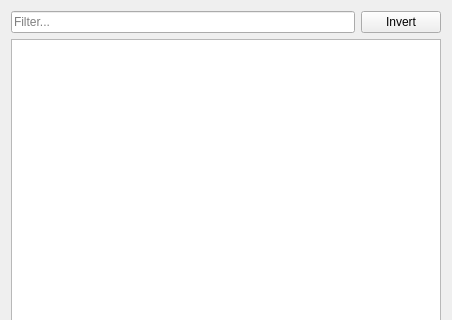
The window that src/plugins/SSHManager/sshwidget.ui (KDE/konsole) describes before a commit, drawn with Qt 5; both pictures show x 0 to 452 and y 0 to 320 of the 452 by 631 pixel window.
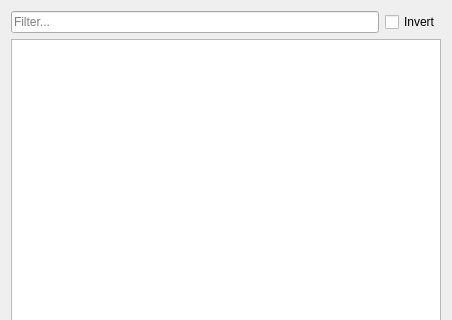
The same window after the commit. Icons and pictures are not drawn. Custom widgets are drawn as their Qt base class.

Commit message:
Add Tooltips to the SSH Plugin
Missing tooltips, makes things easier for the user to discover
how to use the feature.

Diff of the .ui file:
```diff
--- a/src/plugins/SSHManager/sshwidget.ui
+++ b/src/plugins/SSHManager/sshwidget.ui
@@ -27,13 +27,13 @@
       </widget>
      </item>
      <item>
-      <widget class="QPushButton" name="btnInvertFilter">
+      <widget class="QCheckBox" name="btnInvertFilter">
+       <property name="toolTip">
+        <string>Show entries that don't match the filter</string>
+       </property>
        <property name="text">
         <string>Invert</string>
        </property>
-       <property name="checkable">
-        <bool>true</bool>
-       </property>
       </widget>
      </item>
     </layout>
```
Left out of the diff: 42 changed lines with no effect on the pictures.
